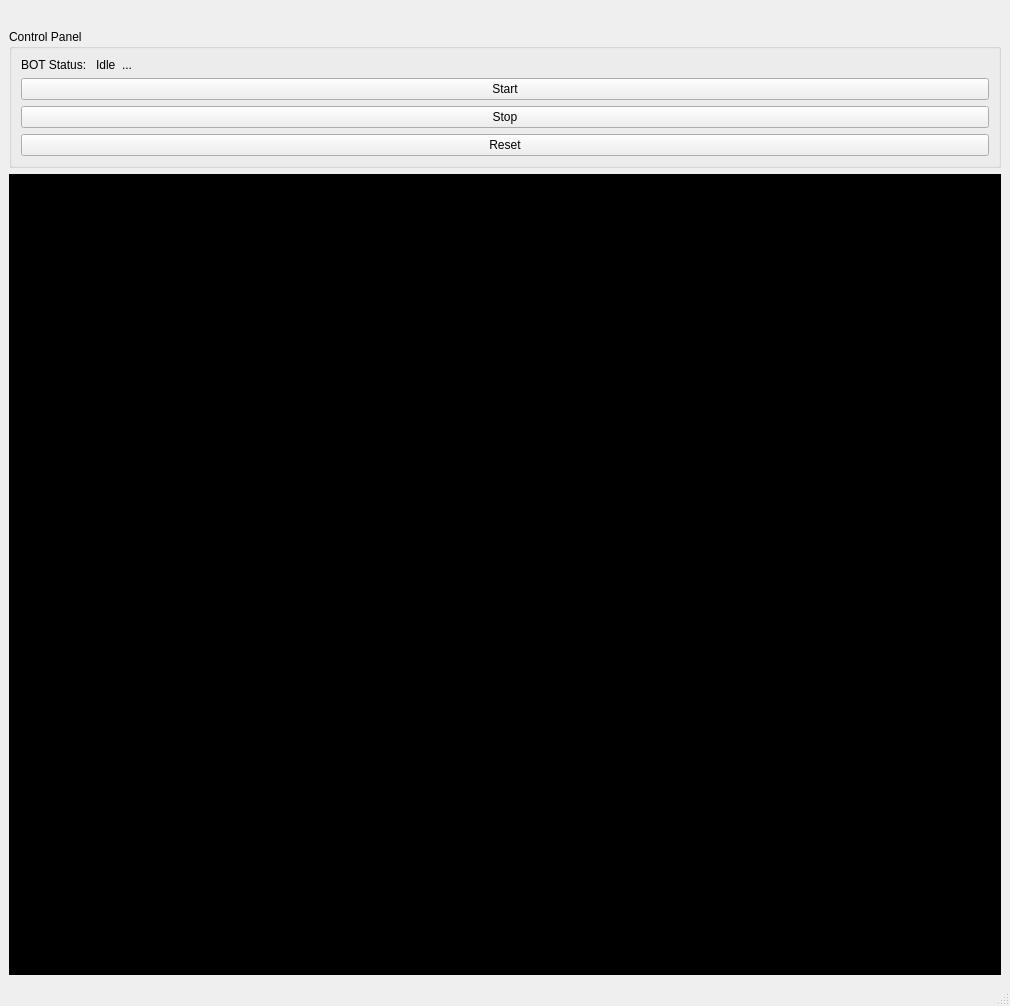
Above: Code/main.ui from aieng-lab/llm-voicechat-demo before the change. Below: the same form after it.
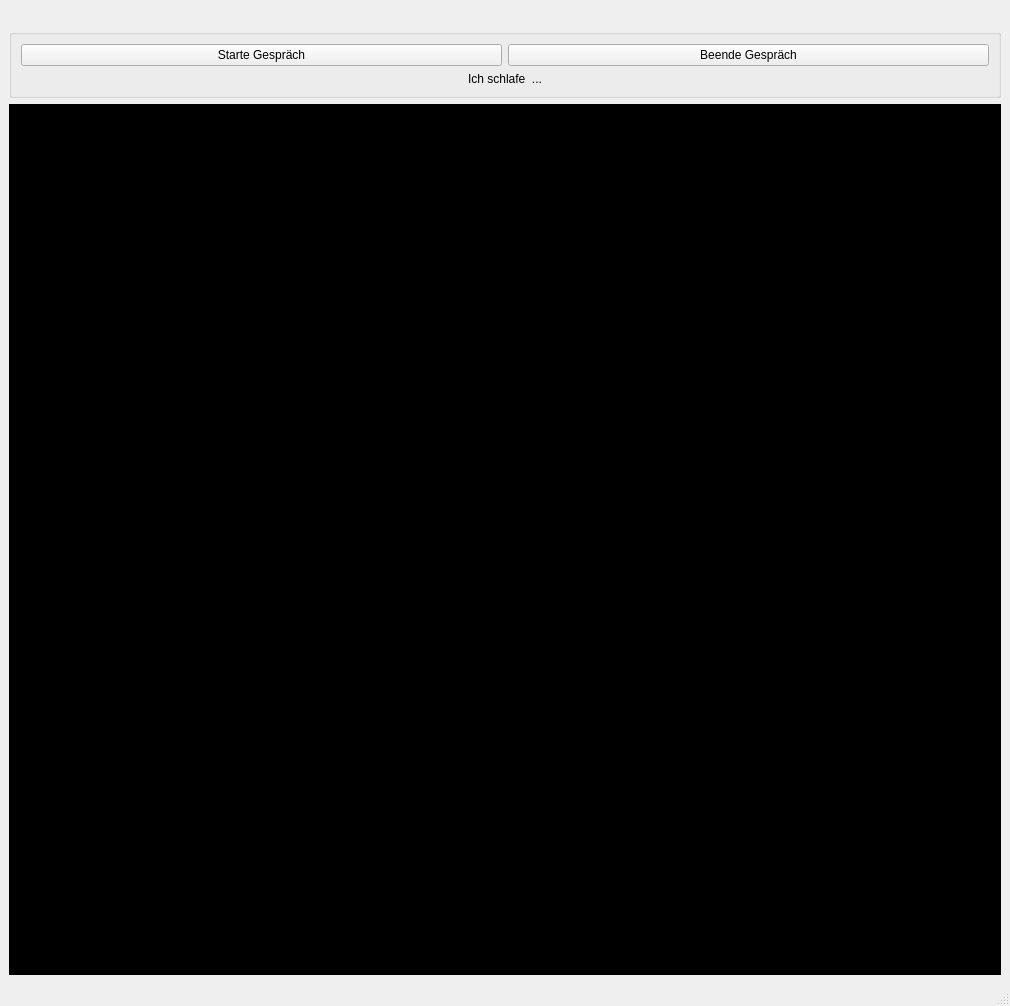
That is the form after the change. Icons and pictures are not drawn.

The edit to the form file:
```diff
--- a/Code/main.ui
+++ b/Code/main.ui
@@ -35,9 +35,6 @@
                         </item>
                         <item row="1" column="1">
                             <widget class="QGroupBox" name="groupBox">
-                                <property name="title">
-                                    <string>Control Panel</string>
-                                </property>
                                 <layout class="QGridLayout" name="gridLayout_3">
                                     <!-- <item row="0" column="0">
                                         <layout class="QGridLayout" name="gridLayout_2">
@@ -83,52 +80,43 @@
                                     </item> -->
                                     <item row="0" column="1">
                                         <layout class="QVBoxLayout" name="verticalLayout">
+                                            <item>
+                                                <layout class="QVBoxLayout" name="buttonsLayout">
+                                                    <item>
+                                                        <layout class="QGridLayout" name="gridLayout_6">
+                                                            <item row="0" column="0">
+                                                                <widget class="QPushButton" name="startButton">
+                                                                    <property name="text">
+                                                                        <string>Starte Gespräch</string>
+                                                                    </property>
+                                                                </widget>
+                                                            </item>
+                                                            <item row="0" column="1">
+                                                                <widget class="QPushButton" name="resetButton">
+                                                                    <property name="text">
+                                                                        <string>Beende Gespräch</string>
+                                                                    </property>
+                                                                </widget>
+                                                            </item>
+                                                        </layout>
+                                                    </item>
+                                                </layout>
+                                            </item>
+
                                             <item>
                                                 <layout class="QGridLayout" name="gridLayout">
-                                                    <!-- <item row="0" column="0">
-                                                        <widget class="QLabel" name="label_5">
-                                                            <property name="text">
-                                                                <string>Down Sample (&gt;0)</string>
-                                                            </property>
-                                                        </widget>
-                                                    </item>
-                                                    <item row="0" column="1">
-                                                        <widget class="QLineEdit" name="lineEdit_3">
-                                                            <property name="text">
-                                                                <string>1</string>
-                                                            </property>
-                                                        </widget>
-                                                    </item> -->
-                                                    <item row="1" column="0">
+                                                    <property name="alignment">
+                                                        <set>Qt::AlignCenter</set>
+                                                    </property>
+                                                    <item row="2" column="0">
                                                         <widget class="QLabel" name="label_6">
                                                             <property name="text">
-                                                                <string>BOT Status:   Idle  ...</string>
+                                                                <string>Ich schlafe  ...</string>
                                                             </property>
                                                         </widget>
                                                     </item>
                                                 </layout>
                                             </item>
-                                            <item>
-                                                <widget class="QPushButton" name="startButton">
-                                                    <property name="text">
-                                                        <string>Start</string>
-                                                    </property>
-                                                </widget>
-                                            </item>
-                                            <item>
-                                                <widget class="QPushButton" name="stopButton">
-                                                    <property name="text">
-                                                        <string>Stop</string>
-                                                    </property>
-                                                </widget>
-                                            </item>
-                                            <item>
-                                                <widget class="QPushButton" name="resetButton">
-                                                    <property name="text">
-                                                        <string>Reset</string>
-                                                    </property>
-                                                </widget>
-                                            </item>
                                         </layout>
                                     </item>
                                 </layout>
```
Left out of the diff: 44 changed lines with no effect on the pictures.
